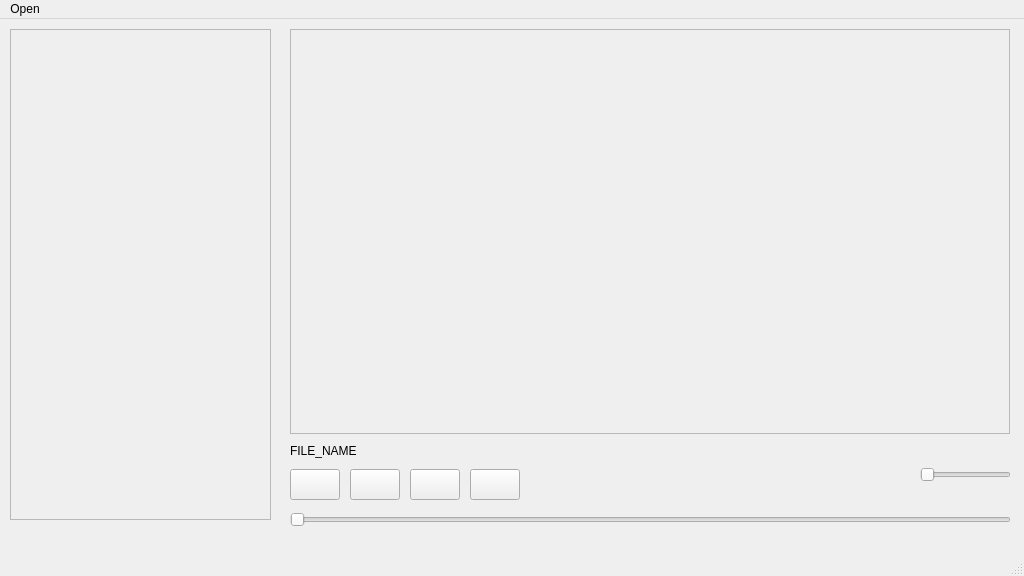
First picture: the form in music-player-qt/mainwindow.ui, repository juangonzalez22/music-player-qt, before the edit.
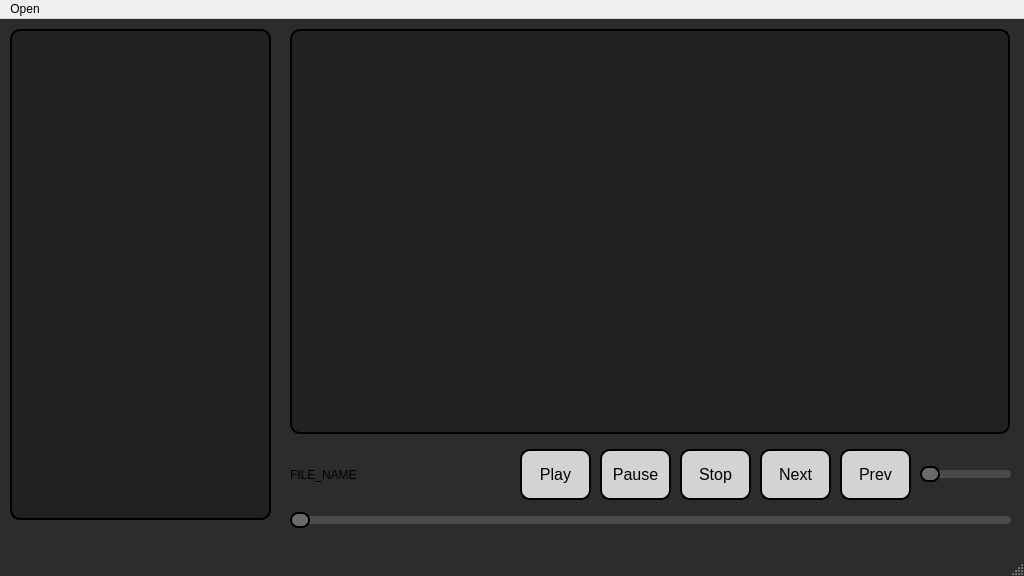
Second picture: the form after the edit.

Commit message:
Cambios en lo gráfico
Experimentando un poco con lo gráfico llegué a este diseño. No sé cuánto se pueda mejorar, pero es una base muy buena. Además, debíamos incluír el título del archivo y textos para los botones.

What changed in the file:
```diff
--- a/music-player-qt/mainwindow.ui
+++ b/music-player-qt/mainwindow.ui
@@ -25,9 +25,20 @@
     <height>576</height>
    </size>
   </property>
+  <property name="font">
+   <font>
+    <pointsize>15</pointsize>
+   </font>
+  </property>
   <property name="windowTitle">
    <string>MainWindow</string>
   </property>
+  <property name="styleSheet">
+   <string notr="true">QMainWindow {
+    background-color: #2C2C2C; /* Color de fondo oscuro */
+}
+</string>
+  </property>
   <widget class="QWidget" name="centralwidget">
    <widget class="QFrame" name="frame">
     <property name="geometry">
@@ -38,6 +49,14 @@
       <height>491</height>
      </rect>
     </property>
+    <property name="styleSheet">
+     <string notr="true">QFrame {
+    background-color: #212121; /* Color de fondo gris oscuro */
+    border: 2px solid black; /* Borde negro */
+    border-radius: 10px; /* Bordes redondeados */
+}
+</string>
+    </property>
     <property name="frameShape">
      <enum>QFrame::Shape::StyledPanel</enum>
     </property>
@@ -54,6 +73,14 @@
       <height>405</height>
      </rect>
     </property>
+    <property name="styleSheet">
+     <string notr="true">QFrame {
+    background-color: #212121; /* Color de fondo gris oscuro */
+    border: 2px solid black; /* Borde negro */
+    border-radius: 10px; /* Bordes redondeados */
+}
+</string>
+    </property>
     <property name="frameShape">
      <enum>QFrame::Shape::StyledPanel</enum>
     </property>
@@ -64,53 +91,134 @@
    <widget class="QPushButton" name="pushButton">
     <property name="geometry">
      <rect>
-      <x>290</x>
-      <y>450</y>
-      <width>50</width>
-      <height>31</height>
+      <x>520</x>
+      <y>430</y>
+      <width>71</width>
+      <height>51</height>
      </rect>
     </property>
+    <property name="font">
+     <font>
+      <pointsize>-1</pointsize>
+     </font>
+    </property>
+    <property name="styleSheet">
+     <string notr="true">QPushButton {
+    background-color: #D3D3D3; /* Color de fondo gris claro */
+    color: black; /* Color del texto */
+    border: 2px solid black; /* Borde negro */
+    border-radius: 10px; /* Bordes redondeados */
+    padding: 10px; /* Espaciado interno */
+    font-size: 16px; /* Tamaño de fuente */
+}
+
+QPushButton:hover {
+    background-color: #C0C0C0; /* Color cuando se pasa el mouse */
+}
+
+QPushButton:pressed {
+    background-color: #A9A9A9; /* Color cuando se hace clic */
+}
+</string>
+    </property>
     <property name="text">
-     <string/>
+     <string>Play</string>
     </property>
    </widget>
    <widget class="QPushButton" name="pushButton_2">
     <property name="geometry">
      <rect>
-      <x>350</x>
-      <y>450</y>
-      <width>50</width>
-      <height>31</height>
+      <x>600</x>
+      <y>430</y>
+      <width>71</width>
+      <height>51</height>
      </rect>
     </property>
+    <property name="styleSheet">
+     <string notr="true">QPushButton {
+    background-color: #D3D3D3; /* Color de fondo gris claro */
+    color: black; /* Color del texto */
+    border: 2px solid black; /* Borde negro */
+    border-radius: 10px; /* Bordes redondeados */
+    padding: 10px; /* Espaciado interno */
+    font-size: 16px; /* Tamaño de fuente */
+}
+
+QPushButton:hover {
+    background-color: #C0C0C0; /* Color cuando se pasa el mouse */
+}
+
+QPushButton:pressed {
+    background-color: #A9A9A9; /* Color cuando se hace clic */
+}
+</string>
+    </property>
     <property name="text">
-     <string/>
+     <string>Pause</string>
     </property>
    </widget>
    <widget class="QPushButton" name="pushButton_3">
     <property name="geometry">
      <rect>
-      <x>410</x>
-      <y>450</y>
-      <width>50</width>
-      <height>31</height>
+      <x>680</x>
+      <y>430</y>
+      <width>71</width>
+      <height>51</height>
      </rect>
     </property>
+    <property name="styleSheet">
+     <string notr="true">QPushButton {
+    background-color: #D3D3D3; /* Color de fondo gris claro */
+    color: black; /* Color del texto */
+    border: 2px solid black; /* Borde negro */
+    border-radius: 10px; /* Bordes redondeados */
+    padding: 10px; /* Espaciado interno */
+    font-size: 16px; /* Tamaño de fuente */
+}
+
+QPushButton:hover {
+    background-color: #C0C0C0; /* Color cuando se pasa el mouse */
+}
+
+QPushButton:pressed {
+    background-color: #A9A9A9; /* Color cuando se hace clic */
+}
+</string>
+    </property>
     <property name="text">
-     <string/>
+     <string>Stop</string>
     </property>
    </widget>
    <widget class="QPushButton" name="pushButton_4">
     <property name="geometry">
      <rect>
-      <x>470</x>
-      <y>450</y>
-      <width>50</width>
-      <height>31</height>
+      <x>760</x>
+      <y>430</y>
+      <width>71</width>
+      <height>51</height>
      </rect>
     </property>
+    <property name="styleSheet">
+     <string notr="true">QPushButton {
+    background-color: #D3D3D3; /* Color de fondo gris claro */
+    color: black; /* Color del texto */
+    border: 2px solid black; /* Borde negro */
+    border-radius: 10px; /* Bordes redondeados */
+    padding: 10px; /* Espaciado interno */
+    font-size: 16px; /* Tamaño de fuente */
+}
+
+QPushButton:hover {
+    background-color: #C0C0C0; /* Color cuando se pasa el mouse */
+}
+
+QPushButton:pressed {
+    background-color: #A9A9A9; /* Color cuando se hace clic */
+}
+</string>
+    </property>
     <property name="text">
-     <string/>
+     <string>Next</string>
     </property>
    </widget>
    <widget class="QSlider" name="horizontalSlider">
@@ -122,6 +230,42 @@
       <height>22</height>
      </rect>
     </property>
+    <property name="styleSheet">
+     <string notr="true">QSlider {
+    background: #2C2C2C; /* Color de fondo del slider */
+}
+
+QSlider::groove:horizontal {
+    background: #4A4A4A; /* Color de la pista del slider */
+    height: 8px; /* Altura de la pista */
+    border-radius: 4px; /* Bordes redondeados de la pista */
+}
+
+QSlider::sub-page:horizontal {
+    background: #121212; /* Color más oscuro cuando se llena el slider */
+	border: 2px solid #000000; /* Borde negro alrededor*/
+    border-radius: 4px; /* Bordes redondeados de la pista de llenado */
+}
+
+QSlider::handle:horizontal {
+    background: #6A6A6A; /* Color del control deslizante */
+    border: 2px solid #000000; /* Borde negro alrededor del control deslizante */
+    width: 16px; /* Ancho del control deslizante */
+    margin: -4px 0; /* Margen superior e inferior */
+    border-radius: 8px; /* Bordes redondeados del control deslizante */
+}
+
+QSlider::handle:horizontal:hover {
+    background: #8A8A8A; /* Color del control deslizante al pasar el mouse */
+}
+
+QSlider::handle:horizontal:pressed {
+    background: #A0A0A0; /* Color del control deslizante cuando se presiona */
+}
+
+
+</string>
+    </property>
     <property name="orientation">
      <enum>Qt::Orientation::Horizontal</enum>
     </property>
@@ -135,17 +279,85 @@
       <height>51</height>
      </rect>
     </property>
+    <property name="styleSheet">
+     <string notr="true">QSlider {
+    background: #2C2C2C; /* Color de fondo del slider */
+}
+
+QSlider::groove:horizontal {
+    background: #4A4A4A; /* Color de la pista del slider */
+    height: 8px; /* Altura de la pista */
+    border-radius: 4px; /* Bordes redondeados de la pista */
+}
+
+QSlider::sub-page:horizontal {
+    background: #121212; /* Color más oscuro cuando se llena el slider */
+	border: 2px solid #000000; /* Borde negro alrededor*/
+    border-radius: 4px; /* Bordes redondeados de la pista de llenado */
+}
+
+QSlider::handle:horizontal {
+    background: #6A6A6A; /* Color del control deslizante */
+    border: 2px solid #000000; /* Borde negro alrededor del control deslizante */
+    width: 16px; /* Ancho del control deslizante */
+    margin: -4px 0; /* Margen superior e inferior */
+    border-radius: 8px; /* Bordes redondeados del control deslizante */
+}
+
+QSlider::handle:horizontal:hover {
+    background: #8A8A8A; /* Color del control deslizante al pasar el mouse */
+}
+
+QSlider::handle:horizontal:pressed {
+    background: #A0A0A0; /* Color del control deslizante cuando se presiona */
+}
+
+
+</string>
+    </property>
     <property name="orientation">
      <enum>Qt::Orientation::Horizontal</enum>
     </property>
    </widget>
+   <widget class="QPushButton" name="btnRewind">
+    <property name="geometry">
+     <rect>
+      <x>840</x>
+      <y>430</y>
+      <width>71</width>
+      <height>51</height>
+     </rect>
+    </property>
+    <property name="styleSheet">
+     <string notr="true">QPushButton {
+    background-color: #D3D3D3; /* Color de fondo gris claro */
+    color: black; /* Color del texto */
+    border: 2px solid black; /* Borde negro */
+    border-radius: 10px; /* Bordes redondeados */
+    padding: 10px; /* Espaciado interno */
+    font-size: 16px; /* Tamaño de fuente */
+}
+
+QPushButton:hover {
+    background-color: #C0C0C0; /* Color cuando se pasa el mouse */
+}
+
+QPushButton:pressed {
+    background-color: #A9A9A9; /* Color cuando se hace clic */
+}
+</string>
+    </property>
+    <property name="text">
+     <string>Prev</string>
+    </property>
+   </widget>
    <widget class="QLabel" name="label">
     <property name="geometry">
      <rect>
       <x>290</x>
-      <y>420</y>
-      <width>271</width>
-      <height>24</height>
+      <y>430</y>
+      <width>201</width>
+      <height>51</height>
      </rect>
     </property>
     <property name="text">
```
Left out of the diff: 8 changed lines with no effect on the pictures.
